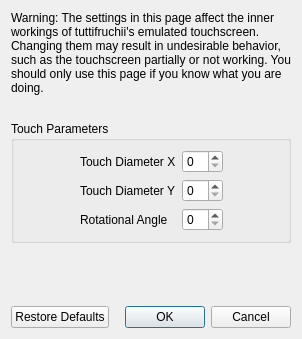
Old version of the form src/lichii/configuration/configure_touchscreen_advanced.ui in the repository codyrainy-bit/TuttiFruchii.
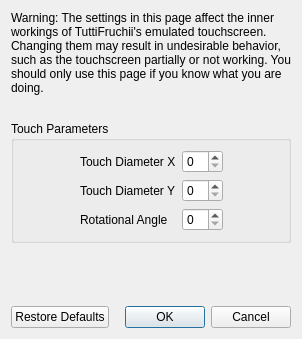
New version of the form.

Commit message: branding: spell the product TuttiFruchii everywhere

What changed in the file:
```diff
--- a/src/lichii/configuration/configure_touchscreen_advanced.ui
+++ b/src/lichii/configuration/configure_touchscreen_advanced.ui
@@ -23,7 +23,7 @@
       </size>
      </property>
      <property name="text">
-      <string>Warning: The settings in this page affect the inner workings of tuttifruchii's emulated touchscreen. Changing them may result in undesirable behavior, such as the touchscreen partially or not working. You should only use this page if you know what you are doing.</string>
+      <string>Warning: The settings in this page affect the inner workings of TuttiFruchii's emulated touchscreen. Changing them may result in undesirable behavior, such as the touchscreen partially or not working. You should only use this page if you know what you are doing.</string>
      </property>
      <property name="wordWrap">
       <bool>true</bool>
```
The commit also changes 34 other files.
